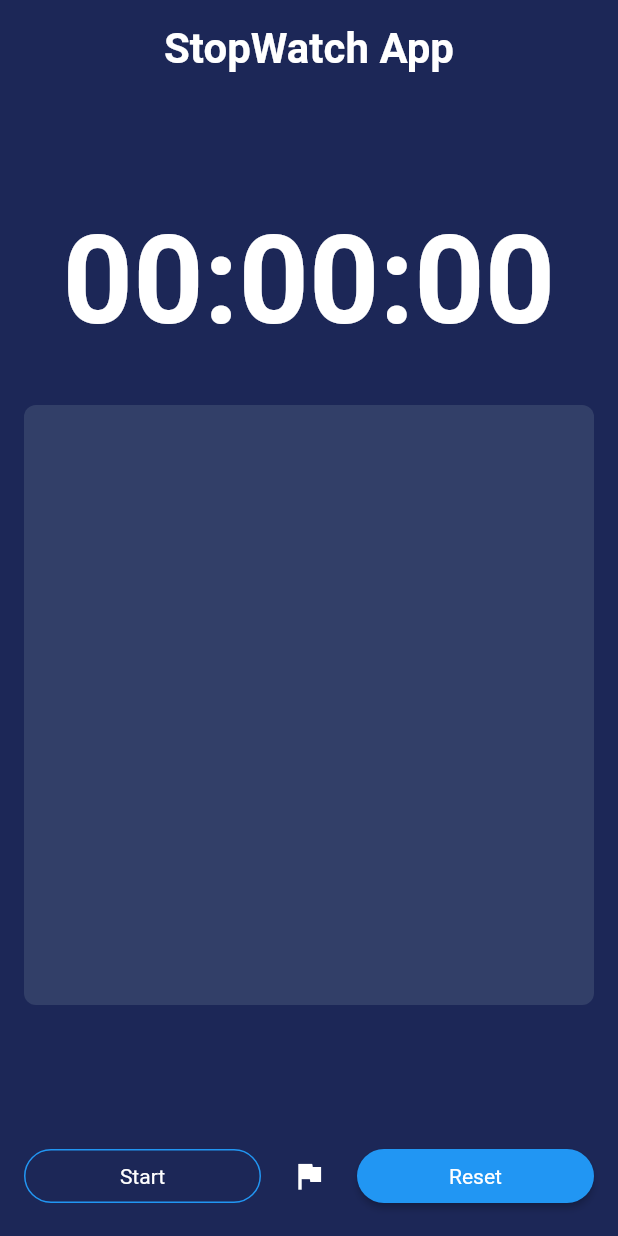
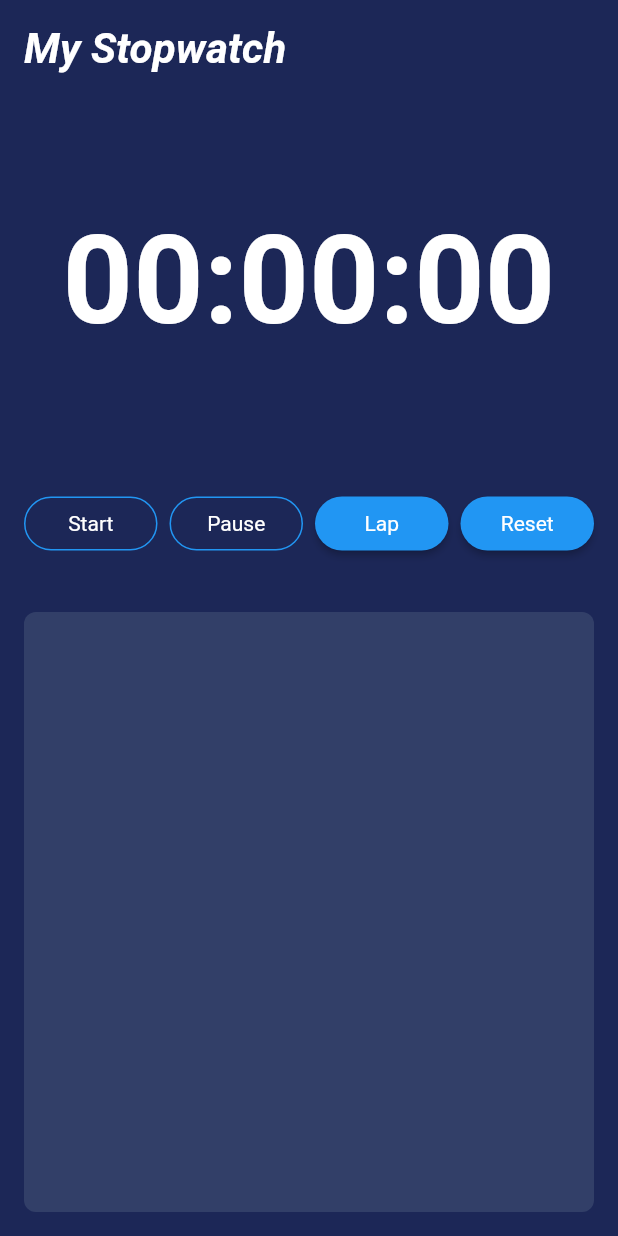
Before and after one commit to ananaziz96/flutter_stopwatch, a Flutter app: the screen it shows after launch, on a phone screen of 412 x 824 dp. Run offline on Flutter 3.47's test engine with Material 2 defaults, Android fonts, the phone set to English and light mode, and no system bars; Roboto replaces fonts that are missing (cursive).

```diff
--- a/lib/main.dart
+++ b/lib/main.dart
@@ -12,7 +12,7 @@ class MyApp extends StatelessWidget {
   // This widget is the root of your application.
   @override
   Widget build(BuildContext context) {
-    return MaterialApp(home: HomeApp());
+    return MaterialApp(debugShowCheckedModeBanner: false, home: HomeApp());
   }
 }
 
@@ -99,13 +99,15 @@ class _HomeAppState extends State<HomeApp> {
                   mainAxisAlignment: MainAxisAlignment.spaceBetween,
                   crossAxisAlignment: CrossAxisAlignment.center,
                   children: [
-                    Center(
-                      child: Text("StopWatch App",
+                    Align(
+                      alignment: Alignment.topLeft,
+                      child: Text("My Stopwatch",
                           style: TextStyle(
-                            color: Colors.white,
-                            fontSize: 28.0,
-                            fontWeight: FontWeight.bold,
-                          )),
+                              color: Colors.white,
+                              fontSize: 28.0,
+                              fontWeight: FontWeight.bold,
+                              fontStyle: FontStyle.italic,
+                              fontFamily: 'cursive')),
                     ),
                     SizedBox(
                       height: 20.0,
@@ -117,6 +119,70 @@ class _HomeAppState extends State<HomeApp> {
                               fontSize: 82.0,
                               fontWeight: FontWeight.w600,
                             ))),
+                    SizedBox(
+                      height: 20.0,
+                    ),
+                    Row(
+                      mainAxisAlignment: MainAxisAlignment.spaceBetween,
+                      children: [
+                        Expanded(
+                            child: RawMaterialButton(
+                                onPressed: () {
+                                  start();
+                                  // (started) ? start() : stop();
+                                },
+                                shape: const StadiumBorder(
+                                  side: BorderSide(color: Colors.blue),
+                                ),
+                                child: Text(
+                                  "Start",
+                                  style: TextStyle(color: Colors.white),
+                                ))),
+                        SizedBox(
+                          width: 8.0,
+                        ),
+                        Expanded(
+                            child: RawMaterialButton(
+                                onPressed: () {
+                                  stop();
+                                },
+                                shape: const StadiumBorder(
+                                  side: BorderSide(color: Colors.blue),
+                                ),
+                                child: Text(
+                                  "Pause",
+                                  style: TextStyle(color: Colors.white),
+                                ))),
+                        SizedBox(
+                          width: 8.0,
+                        ),
+                        Expanded(
+                            child: RawMaterialButton(
+                                onPressed: () {
+                                  addLaps();
+                                },
+                                fillColor: Colors.blue,
+                                shape: const StadiumBorder(),
+                                child: Text(
+                                  "Lap",
+                                  style: TextStyle(color: Colors.white),
+                                ))),
+                        SizedBox(
+                          width: 8.0,
+                        ),
+                        Expanded(
+                            child: RawMaterialButton(
+                                onPressed: () {
+                                  reset();
+                                },
+                                fillColor: Colors.blue,
+                                shape: const StadiumBorder(),
+                                child: Text(
+                                  "Reset",
+                                  style: TextStyle(color: Colors.white),
+                                )))
+                      ],
+                    ),
                     Container(
                         height: 400.0,
                         decoration: BoxDecoration(
@@ -145,51 +211,6 @@ class _HomeAppState extends State<HomeApp> {
                                             ))
                                       ]));
                             })),
-                    SizedBox(
-                      height: 20.0,
-                    ),
-                    Row(
-                      mainAxisAlignment: MainAxisAlignment.spaceBetween,
-                      children: [
-                        Expanded(
-                            child: RawMaterialButton(
-                                onPressed: () {
-                                  start();
-                                  // (started) ? start() : stop();
-                                },
-                                shape: const StadiumBorder(
-                                  side: BorderSide(color: Colors.blue),
-                                ),
-                                child: Text(
-                                  (!started) ? "Start" : "Pause",
-                                  style: TextStyle(color: Colors.white),
-                                ))),
-                        SizedBox(
-                          width: 8.0,
-                        ),
-                        IconButton(
-                          color: Colors.white,
-                          onPressed: () {
-                            addLaps();
-                          },
-                          icon: Icon(Icons.flag),
-                        ),
-                        SizedBox(
-                          width: 8.0,
-                        ),
-                        Expanded(
-                            child: RawMaterialButton(
-                                onPressed: () {
-                                  reset();
-                                },
-                                fillColor: Colors.blue,
-                                shape: const StadiumBorder(),
-                                child: Text(
-                                  "Reset",
-                                  style: TextStyle(color: Colors.white),
-                                )))
-                      ],
-                    )
                   ],
                 ))));
   }
```
